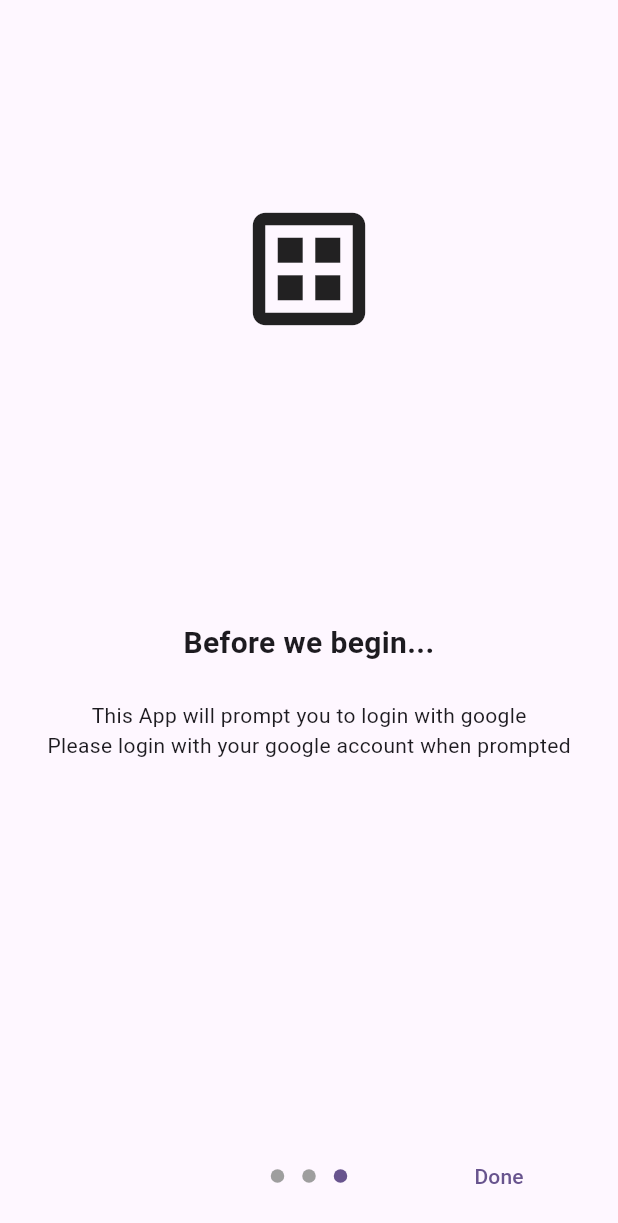
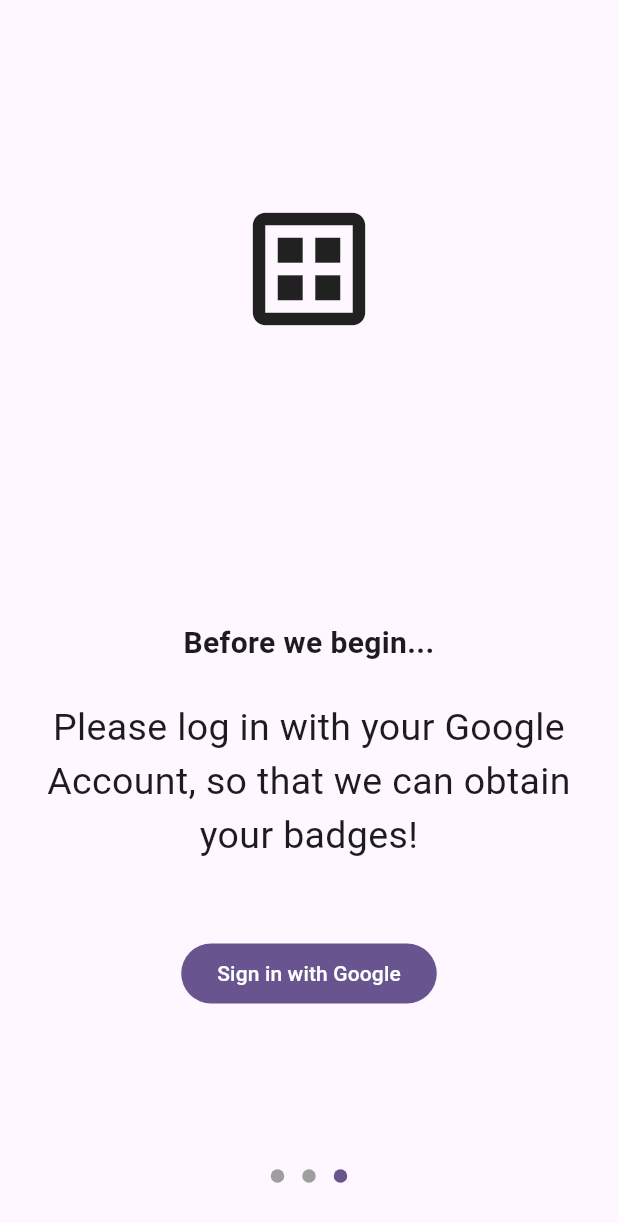
Before and after one commit to Sairam-Suresh/ScoutAppImproved, a Flutter app: the screen it shows after launch, swiped to page 3, on a phone screen of 412 x 824 dp. Shown: the top 1223 px of the screen. Run offline on Flutter 3.47's test engine with Material 2 defaults, Android fonts, the phone set to English and light mode, and no system bars; drawn by our look-alikes of introduction_screen; our stand-ins replace auto_size_text, flutter_hooks, flutter_html, go_router, google_sign_in, googleapis_auth and 2 more; missing offline and left inert: cached_network_image_builder, flutter_inappwebview, googleapis; accounts and stored records are empty; generated files the repository leaves out were written again; network calls fail.

Commit message:
Improved on Welcome screen and made it request for Google sign in first.

```diff
--- a/scoutappimprovedv2/lib/pages/welcome.dart
+++ b/scoutappimprovedv2/lib/pages/welcome.dart
@@ -1,6 +1,7 @@
 import 'package:flutter/material.dart';
 import 'package:flutter_hooks/flutter_hooks.dart';
 import 'package:go_router/go_router.dart';
+import 'package:google_sign_in/google_sign_in.dart';
 import 'package:introduction_screen/introduction_screen.dart';
 import 'package:shared_preferences/shared_preferences.dart';
 
@@ -9,7 +10,23 @@
 
   @override
   Widget build(BuildContext context) {
+    var index = useState(0);
+    var account = useState<GoogleSignInAccount?>(null);
+
     return IntroductionScreen(
+      onChange: (indexPage) {
+        index.value = indexPage;
+      },
+      canProgress: (indexPage) {
+        if (indexPage != 2) {
+          return true;
+        } else {
+          return account.value == null ? false : true;
+        }
+      },
+      showBackButton: index.value != 2,
+      showDoneButton: account.value != null,
+      back: const Text("Go back"),
       pages: [
         PageViewModel(
           title: "Welcome to the Revamped Scouts App!",
@@ -45,11 +62,35 @@
         ),
         PageViewModel(
           title: "Before we begin...",
-          bodyWidget: const Column(
+          bodyWidget: Column(
             mainAxisAlignment: MainAxisAlignment.center,
             children: [
-              Text("This App will prompt you to login with google"),
-              Text("Please login with your google account when prompted")
+              const Text(
+                "Please log in with your Google Account, so that we can obtain your badges!",
+                textAlign: TextAlign.center,
+                style: TextStyle(fontSize: 25),
+              ),
+              const SizedBox(
+                height: 50,
+              ),
+              FilledButton(
+                  onPressed: () {
+                    GoogleSignIn().signIn().then((value) {
+                      account.value = value;
+                    }).onError((error, stackTrace) {});
+                  },
+                  child: Row(
+                    mainAxisSize: MainAxisSize.min,
+                    children: [
+                      const Text("Sign in with Google"),
+                      if (account.value != null) const Icon(Icons.check)
+                    ],
+                  )),
+              const SizedBox(
+                height: 10,
+              ),
+              if (account.value != null)
+                Text("Signed in as ${account.value!.displayName}"),
             ],
           ),
           image: const Center(
```
